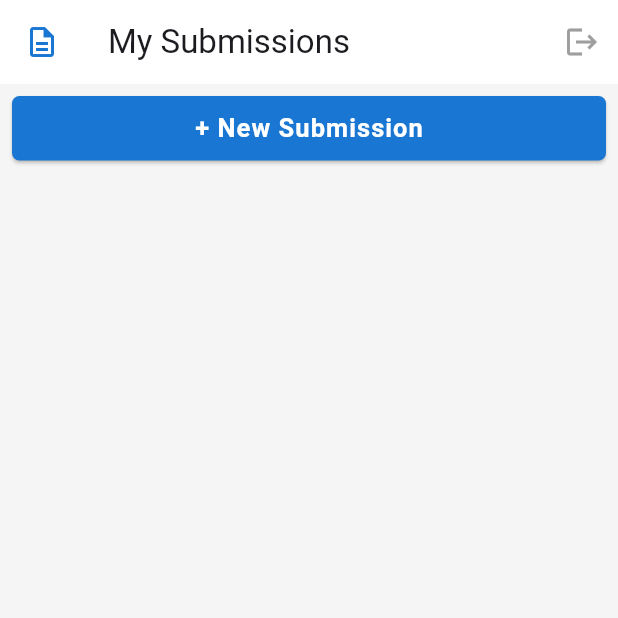
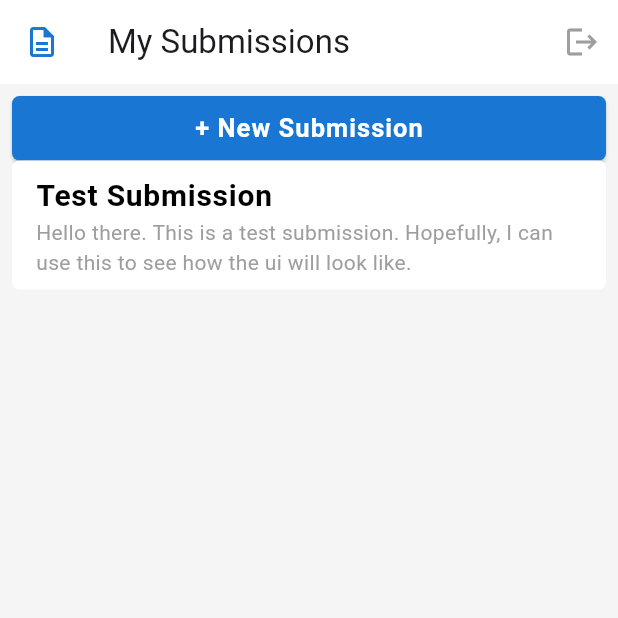
Before and after one commit to DanielLeke/TurnIn-App, a Flutter app: the screen it shows after launch, on a phone screen of 412 x 824 dp, the top half of it. Run offline on Flutter 3.47's test engine with Material 3 defaults, Android fonts, the phone set to English and light mode, and no system bars; our stand-ins replace get; Roboto replaces fonts that are missing (Sans Serif).

Commit message:
Built the ui to display the submission content

```diff
--- a/lib/students/students_page.dart
+++ b/lib/students/students_page.dart
@@ -36,44 +36,60 @@ class SubmissionsView extends StatelessWidget {
   Widget build(BuildContext context) {
     return Padding(
       padding: const EdgeInsets.all(8.0),
-      child: Column(
-        children: [
-          CreateSubmissionBtn(),
-          Submissions()
-        ],
-      )
+      child: Column(children: [CreateSubmissionBtn(), Submissions()]),
     );
   }
 }
 
 class Submissions extends StatelessWidget {
-  const Submissions({
-    super.key,
-  });
+  const Submissions({super.key});
 
   @override
   Widget build(BuildContext context) {
-    return Expanded(child: ListView(
-      children: [
-        Submission()
-      ],
-    ),);
+    return Expanded(child: ListView(children: [Submission()]));
   }
 }
 
 class Submission extends StatelessWidget {
-  const Submission({
-    super.key,
-  });
+  const Submission({super.key});
 
   @override
   Widget build(BuildContext context) {
     return Container(
       decoration: BoxDecoration(
         color: Colors.white,
-        borderRadius: BorderRadius.circular(5)
+        borderRadius: BorderRadius.circular(5),
       ),
-      child: Column()
+      child: Column(
+        children: [
+          SubmissionContent(),
+        ],
+      ),
+    );
+  }
+}
+
+class SubmissionContent extends StatelessWidget {
+  const SubmissionContent({
+    super.key,
+  });
+
+  @override
+  Widget build(BuildContext context) {
+    return ListTile(
+      title: Text(
+        "Test Submission",
+        style: TextStyle(
+          color: Colors.black,
+          fontWeight: FontWeight.bold,
+          fontFamily: 'Sans Serif',
+          fontSize: 20,
+        ),
+      ),
+      subtitle: Text(
+        'Hello there. This is a test submission. Hopefully, I can use this to see how the ui will look like.',
+        style: TextStyle(color: Colors.grey),
+      ),
     );
   }
 }
```
